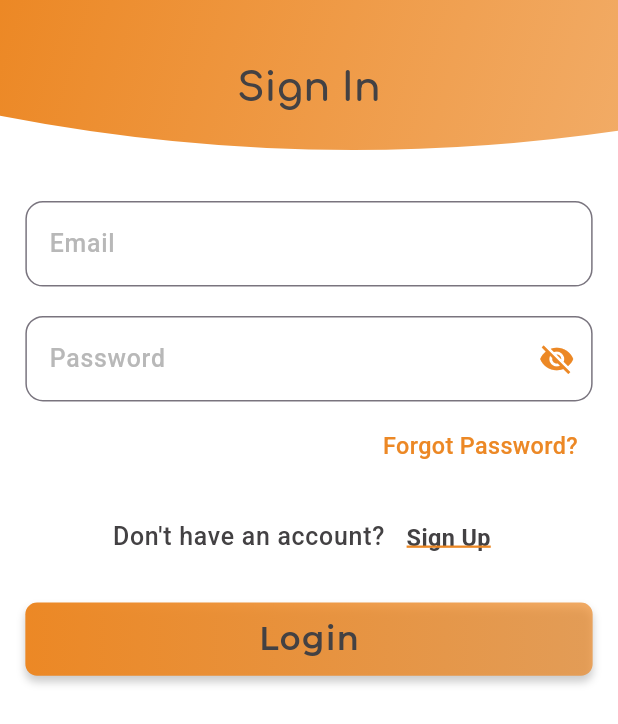
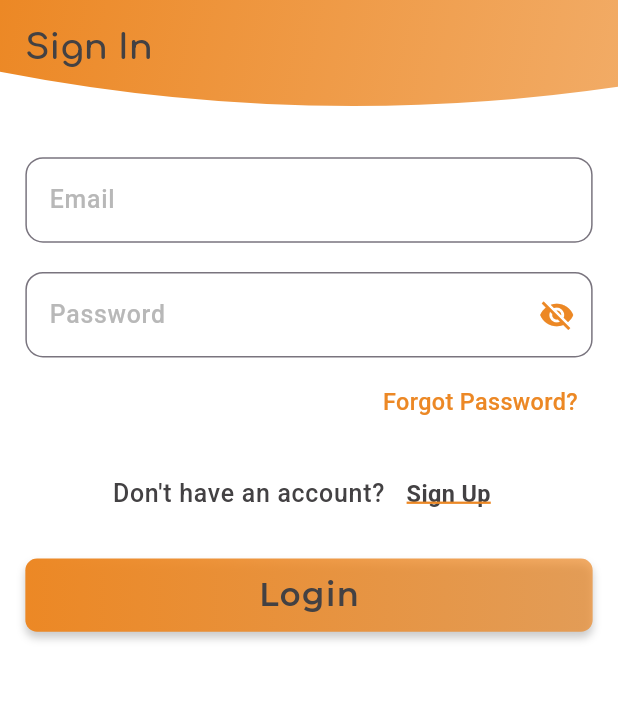
Before and after one commit to Manahil-Aamir/VROO_Test, a Flutter app: the screen it shows after launch, on a phone screen of 412 x 824 dp. Shown: the top 724 px of the screen. Run offline on Flutter 3.47's test engine with Material 3 defaults, Android fonts, the phone set to English and light mode, and no system bars; our stand-ins replace bloc, cloud_firestore, equatable, firebase_auth, firebase_core, firebase_database and 10 more; missing offline and left inert: flutter_foreground_task, flutter_sms; accounts and stored records are empty.

Commit message:
app bar text

```diff
--- a/lib/core/theme/font/font_theme.dart
+++ b/lib/core/theme/font/font_theme.dart
@@ -14,7 +14,7 @@ class AppFonts {
 
   static double get appBarTitleSize => 18.sp;
 
-  static double get headline1TextSize => 27.sp;
+  static double get headline1TextSize => 24.sp;
   static double get headline2TextSize => 24.sp;
 
   static double get body1TextSize => 17.sp;
--- a/lib/shared/widgets/appbar_no_icon.dart
+++ b/lib/shared/widgets/appbar_no_icon.dart
@@ -16,7 +16,7 @@ class AppBarNoIcon extends StatelessWidget implements PreferredSizeWidget {
   Widget build(BuildContext context) {
     final theme = Theme.of(context);
     return PreferredSize(
-      preferredSize: Size.fromHeight(120.h),
+      preferredSize: Size.fromHeight(105.h),
       child: AppBar(
         backgroundColor: Colors.transparent,
         elevation: 0,
@@ -36,7 +36,13 @@ class AppBarNoIcon extends StatelessWidget implements PreferredSizeWidget {
             ),
             child: SafeArea(
               child: Padding(
-                padding: EdgeInsets.symmetric(horizontal: 16.w, vertical: 16.h),
+                padding: EdgeInsets.only(
+                  left: 16.w,
+                  right: 16.w,
+                  top: 10
+                      .h, // Move content further upward by reducing top padding
+                  bottom: 0,
+                ),
                 child: Stack(
                   alignment: Alignment.center,
                   children: [
@@ -47,7 +53,10 @@ class AppBarNoIcon extends StatelessWidget implements PreferredSizeWidget {
                         child: leading!,
                       ),
                     // Title
-                    Center(
+                    Positioned(
+                      top: 8.h,
+                      left: 0,
+                      right: 0,
                       child: Text(
                         heading,
                         style: theme.textTheme.headlineLarge?.copyWith(
@@ -66,5 +75,5 @@ class AppBarNoIcon extends StatelessWidget implements PreferredSizeWidget {
   }
 
   @override
-  Size get preferredSize => Size.fromHeight(120.h); // Responsive height
+  Size get preferredSize => Size.fromHeight(90.h); // Responsive height
 }
```
Also changed, not shown: lib/shared/widgets/appbar.dart (+11 -6 lines).
